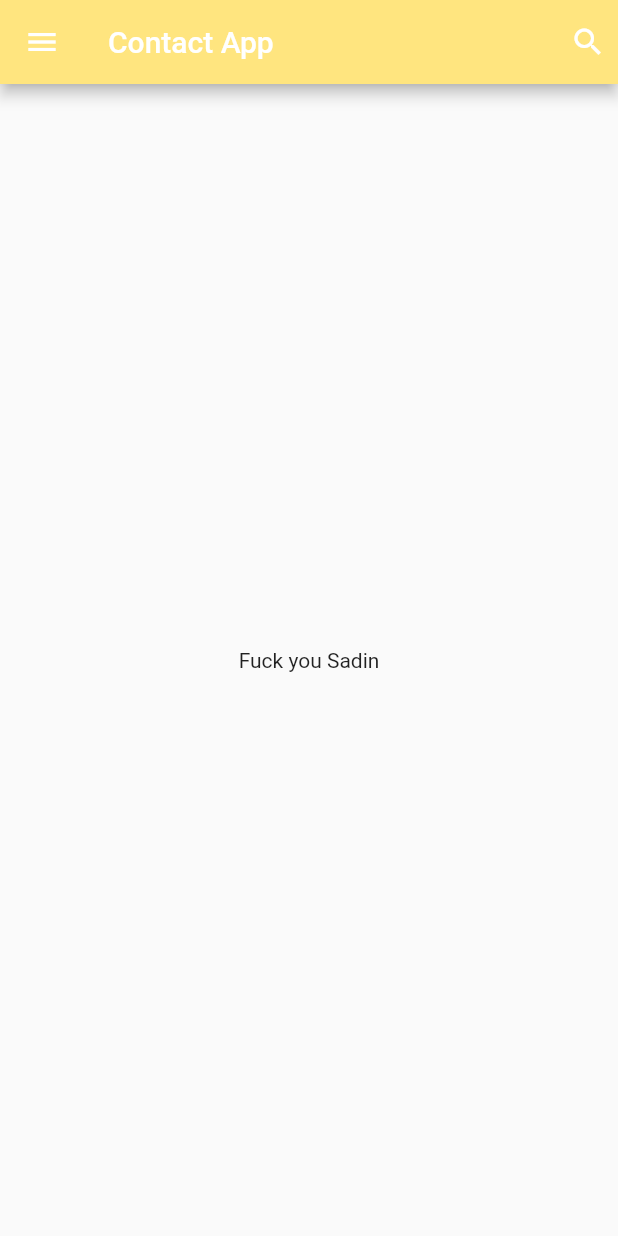
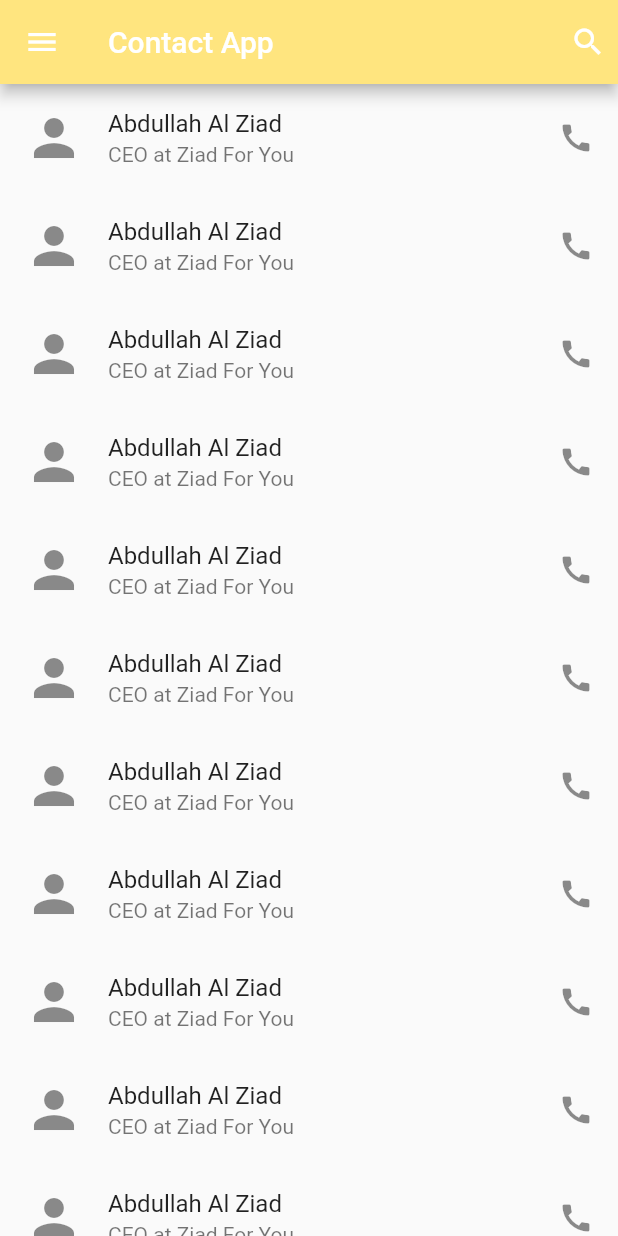
Before and after one commit to najmulmyself/Practice_App, a Flutter app: the screen it shows after launch, on a phone screen of 412 x 824 dp. Run offline on Flutter 3.47's test engine with Material 2 defaults, Android fonts, the phone set to English and light mode, and no system bars.

Commit message:
contact app

```diff
--- a/contact_app/lib/main.dart
+++ b/contact_app/lib/main.dart
@@ -24,12 +24,21 @@ class MyApp extends StatelessWidget {
           ],
         ),
         body: Container(
-          width: double.infinity,
-          height: double.infinity,
-          child: Center(
-            child: Text("Fuck you Sadin"),
-          ),
-        ),
+            width: double.infinity,
+            height: double.infinity,
+            child: ListView.builder(
+                itemCount: 20,
+                itemBuilder: (context, i) {
+                  return ListTile(
+                    leading: Icon(
+                      Icons.person,
+                      size: 40,
+                    ),
+                    title: Text("Abdullah Al Ziad"),
+                    subtitle: Text("CEO at Ziad For You"),
+                    trailing: Icon(Icons.call),
+                  );
+                })),
       ),
     );
   }
```
